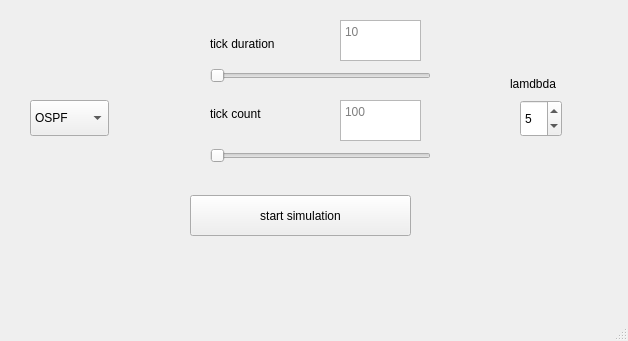
The window that networksimulator.ui (ArianFiroozi/CN-CA4-base) describes before a commit, drawn with Qt 5.
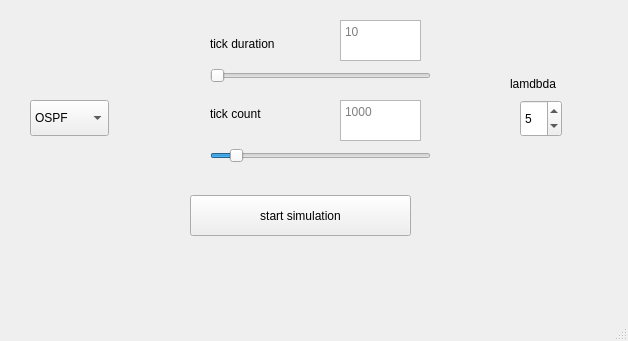
The same window after the commit.

Patch:
```diff
--- a/networksimulator.ui
+++ b/networksimulator.ui
@@ -102,7 +102,7 @@
      </rect>
     </property>
     <property name="placeholderText">
-     <string>100</string>
+     <string>1000</string>
     </property>
    </widget>
    <widget class="QSlider" name="tickCount">
@@ -120,6 +120,9 @@
     <property name="maximum">
      <number>10000</number>
     </property>
+    <property name="value">
+     <number>1000</number>
+    </property>
     <property name="orientation">
      <enum>Qt::Horizontal</enum>
     </property>
```
